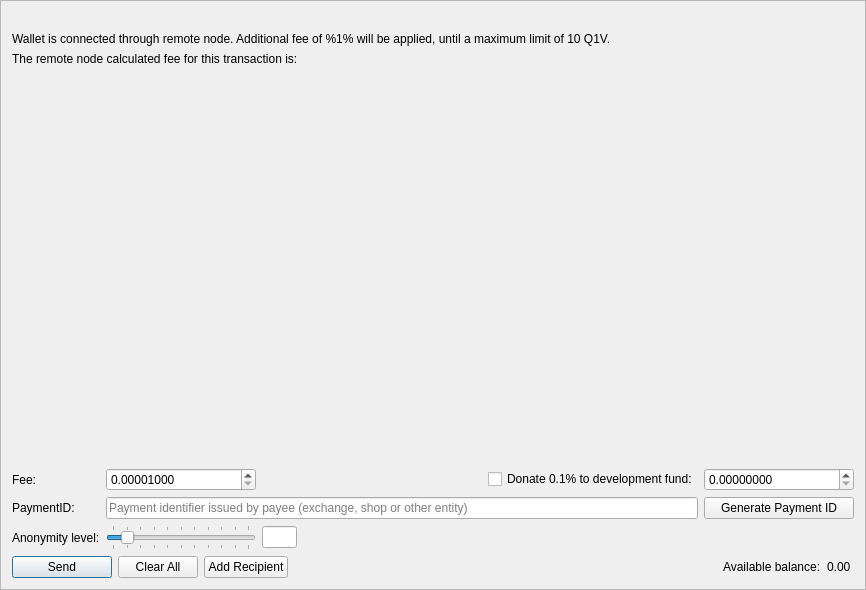
First picture: the form in src/gui/ui/sendframe.ui, repository niobio-cash/niobiomoneywallet, before the edit.
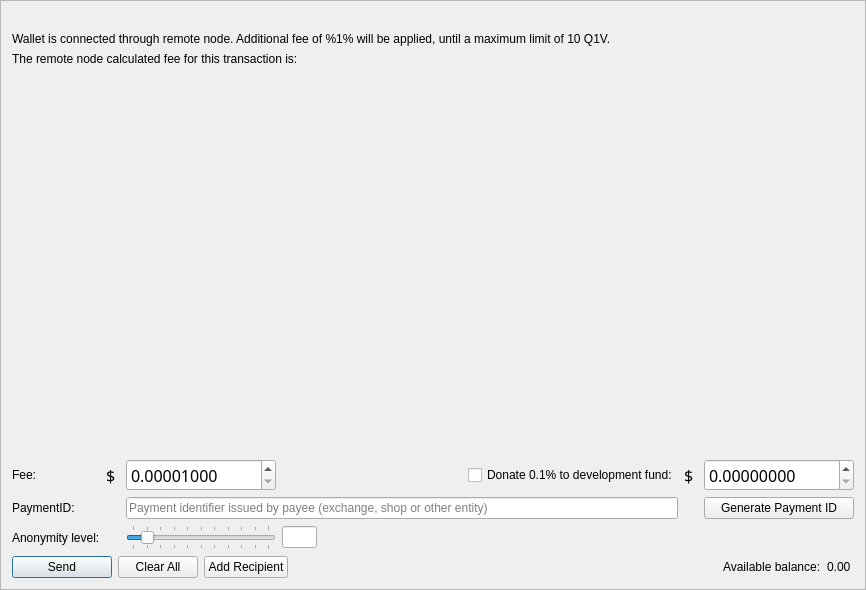
Second picture: the form after the edit. Icons and pictures are not drawn.

Patch:
```diff
--- a/src/gui/ui/sendframe.ui
+++ b/src/gui/ui/sendframe.ui
@@ -34,7 +34,7 @@
         <x>0</x>
         <y>0</y>
         <width>846</width>
-        <height>442</height>
+        <height>439</height>
        </rect>
       </property>
       <layout class="QVBoxLayout" name="m_send_frame_layout">
@@ -116,7 +116,42 @@
      <property name="topMargin">
       <number>5</number>
      </property>
-     <item row="5" column="1">
+     <item row="5" column="3">
+      <widget class="QLineEdit" name="m_mixinEdit">
+       <property name="minimumSize">
+        <size>
+         <width>35</width>
+         <height>0</height>
+        </size>
+       </property>
+       <property name="maximumSize">
+        <size>
+         <width>30</width>
+         <height>16777215</height>
+        </size>
+       </property>
+       <property name="text">
+        <string notr="true"/>
+       </property>
+       <property name="maxLength">
+        <number>5</number>
+       </property>
+       <property name="alignment">
+        <set>Qt::AlignCenter</set>
+       </property>
+       <property name="readOnly">
+        <bool>true</bool>
+       </property>
+      </widget>
+     </item>
+     <item row="1" column="0">
+      <widget class="QLabel" name="label">
+       <property name="text">
+        <string>Fee:</string>
+       </property>
+      </widget>
+     </item>
+     <item row="5" column="2">
       <widget class="QSlider" name="m_mixinSlider">
        <property name="maximumSize">
         <size>
@@ -163,7 +198,7 @@
        </property>
       </widget>
      </item>
-     <item row="1" column="3">
+     <item row="1" column="4">
       <widget class="QCheckBox" name="donateCheckBox">
        <property name="text">
         <string>Donate 0.1% to development fund:</string>
@@ -173,13 +208,6 @@
        </property>
       </widget>
      </item>
-     <item row="1" column="0">
-      <widget class="QLabel" name="label">
-       <property name="text">
-        <string>Fee:</string>
-       </property>
-      </widget>
-     </item>
      <item row="3" column="0">
       <widget class="QLabel" name="label_6">
        <property name="text">
@@ -187,35 +215,7 @@
        </property>
       </widget>
      </item>
-     <item row="5" column="2">
-      <widget class="QLineEdit" name="m_mixinEdit">
-       <property name="minimumSize">
-        <size>
-         <width>35</width>
-         <height>0</height>
-        </size>
-       </property>
-       <property name="maximumSize">
-        <size>
-         <width>30</width>
-         <height>16777215</height>
-        </size>
-       </property>
-       <property name="text">
-        <string notr="true"/>
-       </property>
-       <property name="maxLength">
-        <number>5</number>
-       </property>
-       <property name="alignment">
-        <set>Qt::AlignCenter</set>
-       </property>
-       <property name="readOnly">
-        <bool>true</bool>
-       </property>
-      </widget>
-     </item>
-     <item row="3" column="1" colspan="3">
+     <item row="3" column="2" colspan="3">
       <widget class="QLineEdit" name="m_paymentIdEdit">
        <property name="maxLength">
         <number>64</number>
@@ -225,7 +225,7 @@
        </property>
       </widget>
      </item>
-     <item row="1" column="1">
+     <item row="1" column="2">
       <widget class="QDoubleSpinBox" name="m_feeSpin">
        <property name="minimumSize">
         <size>
@@ -239,6 +239,12 @@
          <height>0</height>
         </size>
        </property>
+       <property name="font">
+        <font>
+         <family>quan-project</family>
+         <pointsize>12</pointsize>
+        </font>
+       </property>
        <property name="cursor">
         <cursorShape>IBeamCursor</cursorShape>
        </property>
@@ -265,7 +271,7 @@
        </property>
       </widget>
      </item>
-     <item row="3" column="4">
+     <item row="3" column="6">
       <widget class="QPushButton" name="m_generatePaymentIdButton">
        <property name="sizePolicy">
         <sizepolicy hsizetype="Preferred" vsizetype="Fixed">
@@ -284,7 +290,7 @@
        </property>
       </widget>
      </item>
-     <item row="1" column="4">
+     <item row="1" column="6">
       <widget class="QDoubleSpinBox" name="m_donateSpin">
        <property name="minimumSize">
         <size>
@@ -304,6 +310,12 @@
          <height>0</height>
         </size>
        </property>
+       <property name="font">
+        <font>
+         <family>quan-project</family>
+         <pointsize>12</pointsize>
+        </font>
+       </property>
        <property name="cursor">
         <cursorShape>IBeamCursor</cursorShape>
        </property>
@@ -321,7 +333,7 @@
        </property>
       </widget>
      </item>
-     <item row="1" column="2">
+     <item row="1" column="3">
       <spacer name="horizontalSpacer">
        <property name="orientation">
         <enum>Qt::Horizontal</enum>
@@ -337,6 +349,32 @@
        </property>
       </spacer>
      </item>
+     <item row="1" column="1">
+      <widget class="QLabel" name="sendticker1">
+       <property name="font">
+        <font>
+         <family>quan-project</family>
+         <pointsize>12</pointsize>
+        </font>
+       </property>
+       <property name="text">
+        <string>$ </string>
+       </property>
+      </widget>
+     </item>
+     <item row="1" column="5">
+      <widget class="QLabel" name="sendticker2">
+       <property name="font">
+        <font>
+         <family>quan-project</family>
+         <pointsize>12</pointsize>
+        </font>
+       </property>
+       <property name="text">
+        <string>$ </string>
+       </property>
+      </widget>
+     </item>
     </layout>
    </item>
    <item>
```
